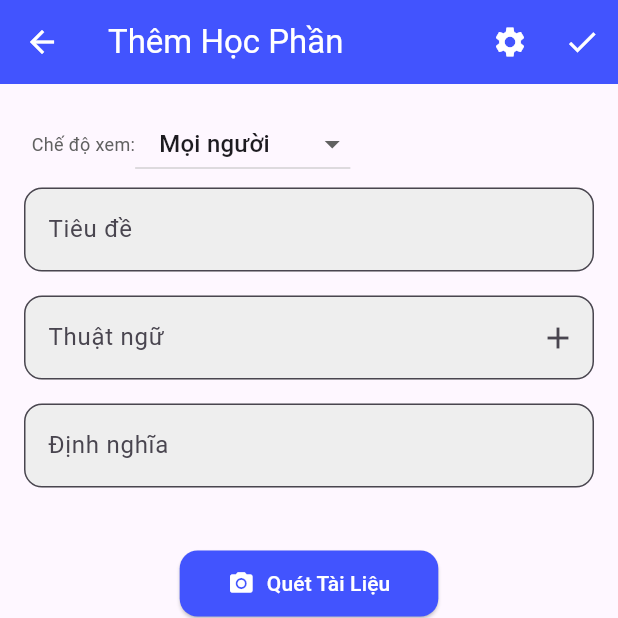
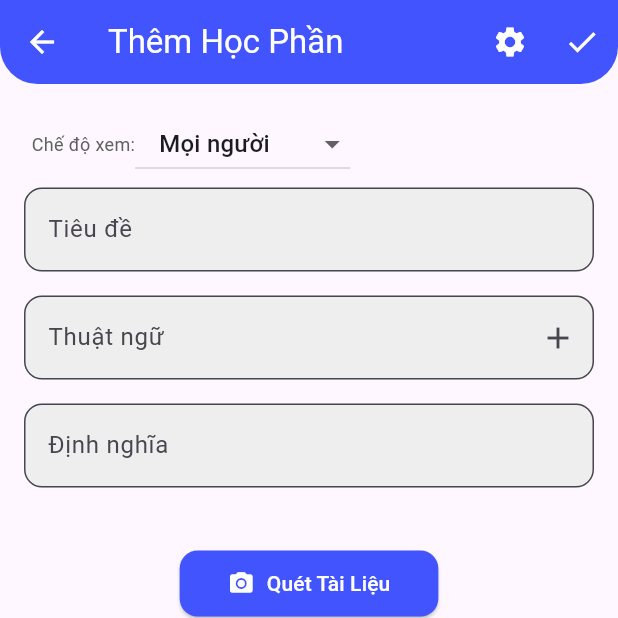
Before and after one commit to kuten2011/Learn-English-with-card, a Flutter app: the screen it shows once a user with an empty profile is signed in, item 3 of the bottom bar chosen, after a tap on "Học phần", on a phone screen of 412 x 824 dp, the top half of it. Run offline on Flutter 3.47's test engine with Material 3 defaults, Android fonts, the phone set to English and light mode, and no system bars; drawn by our look-alikes of dropdown_button2; our stand-ins replace cloud_firestore, firebase_auth, firebase_core, flutter_tts; accounts and stored records are empty.

Commit message:
update interface

```diff
--- a/lib/ui/Nav_ui/homepageScreen.dart
+++ b/lib/ui/Nav_ui/homepageScreen.dart
@@ -48,8 +48,8 @@ class _MyHomePageState extends State<homepageScreen> {
       ),
       bottomNavigationBar: ClipRRect(
         borderRadius: BorderRadius.only(
-          topLeft: Radius.circular(25.0),
-          topRight: Radius.circular(25.0),
+          topLeft: Radius.circular(30.0),
+          topRight: Radius.circular(30.0),
         ),
         child: Container(
           decoration: BoxDecoration(
--- a/lib/ui/Service/practiceScreen.dart
+++ b/lib/ui/Service/practiceScreen.dart
@@ -42,6 +42,12 @@ class _PracticeScreenState extends State<PracticeScreen> {
         foregroundColor: Colors.white,
         title: Text('Luyện tập'),
         centerTitle: true,
+        shape: RoundedRectangleBorder(
+          borderRadius: BorderRadius.only(
+            bottomLeft: Radius.circular(25),
+            bottomRight: Radius.circular(25),
+          ),
+        ),
       ),
       body: Center(
         child: SingleChildScrollView(
--- a/lib/ui/Service/studyCardScreen.dart
+++ b/lib/ui/Service/studyCardScreen.dart
@@ -23,6 +23,12 @@ class StudyCardScreen extends StatelessWidget {
         centerTitle: true,
         backgroundColor: Color(0xFF4254FE),
         foregroundColor: Colors.white,
+        shape: RoundedRectangleBorder(
+          borderRadius: BorderRadius.only(
+            bottomLeft: Radius.circular(30),
+            bottomRight: Radius.circular(30),
+          ),
+        ),
       ),
       body: Column(
         children: [
--- a/lib/ui/folder_ui/addFolderScreen.dart
+++ b/lib/ui/folder_ui/addFolderScreen.dart
@@ -53,6 +53,12 @@ class _AddFolderScreenState extends State<AddFolderScreen> {
   Widget build(BuildContext context) {
     return Scaffold(
       appBar: AppBar(
+        shape: RoundedRectangleBorder(
+          borderRadius: BorderRadius.only(
+            bottomLeft: Radius.circular(25),
+            bottomRight: Radius.circular(25),
+          ),
+        ),
         backgroundColor: Color(0xFF4254FE),
         foregroundColor: Colors.white,
         leading: IconButton(
--- a/lib/ui/folder_ui/addTermIntoFolder.dart
+++ b/lib/ui/folder_ui/addTermIntoFolder.dart
@@ -91,6 +91,12 @@ class _AddTermIntoFolderState extends State<AddTermIntoFolder> {
 
     return Scaffold(
       appBar: AppBar(
+        shape: RoundedRectangleBorder(
+          borderRadius: BorderRadius.only(
+            bottomLeft: Radius.circular(25),
+            bottomRight: Radius.circular(25),
+          ),
+        ),
         backgroundColor: const Color(0xFF4254FE),
         foregroundColor: Colors.white,
         leading: IconButton(
--- a/lib/ui/homepage_ui/homeScreen.dart
+++ b/lib/ui/homepage_ui/homeScreen.dart
@@ -115,8 +115,8 @@ class _HomeScreenState extends State<HomeScreen> {
               decoration: BoxDecoration(
                 color: Color(0xFF4254FE),
                 borderRadius: BorderRadius.only(
-                  bottomLeft: Radius.circular(25.0),
-                  bottomRight: Radius.circular(25.0),
+                  bottomLeft: Radius.circular(30.0),
+                  bottomRight: Radius.circular(30.0),
                 ),
               ),
               padding: EdgeInsets.only(
--- a/lib/ui/homepage_ui/popUp.dart
+++ b/lib/ui/homepage_ui/popUp.dart
@@ -10,10 +10,10 @@ class AddMenuPopup extends StatelessWidget {
       decoration: BoxDecoration(
         color: Colors.white,
         borderRadius: BorderRadius.only(
-          topLeft: Radius.circular(16.0),
-          topRight: Radius.circular(16.0),
-          bottomLeft: Radius.circular(16.0),
-          bottomRight: Radius.circular(16.0),
+          topLeft: Radius.circular(20.0),
+          topRight: Radius.circular(20.0),
+          bottomLeft: Radius.circular(20.0),
+          bottomRight: Radius.circular(20.0),
         ),
       ),
       child: Wrap(
--- a/lib/ui/term_ui/addTermScreen.dart
+++ b/lib/ui/term_ui/addTermScreen.dart
@@ -123,6 +123,12 @@ class _AddTermScreenState extends State<AddTermScreen> {
             },
           ),
         ],
+        shape: RoundedRectangleBorder(
+          borderRadius: BorderRadius.only(
+            bottomLeft: Radius.circular(25),
+            bottomRight: Radius.circular(25),
+          ),
+        ),
       ),
       body: SingleChildScrollView(
         padding: const EdgeInsets.all(16.0),
```
Also changed, not shown: lib/ui/Service/testCardScreen.dart (+10 -3 lines), lib/ui/folder_ui/termOfFolderScreen.dart (+7 -1 lines), lib/ui/homepage_ui/libraryScreen.dart (+12 -2 lines), lib/ui/term_ui/cartListScreen.dart (+8 -2 lines).
